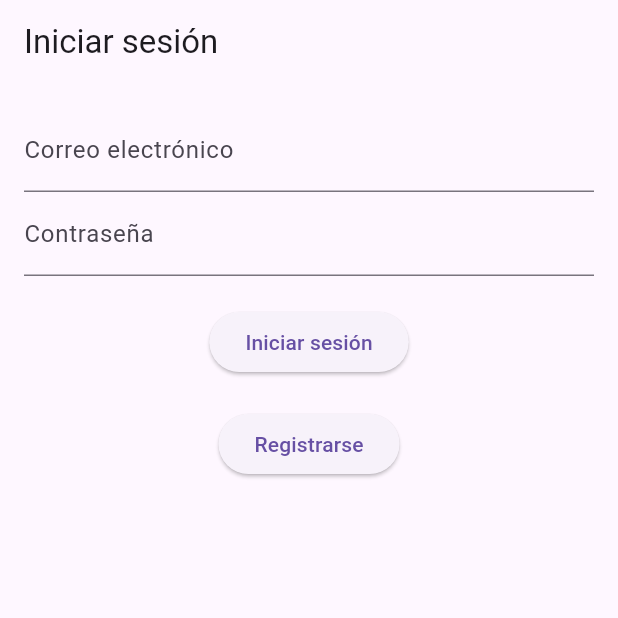
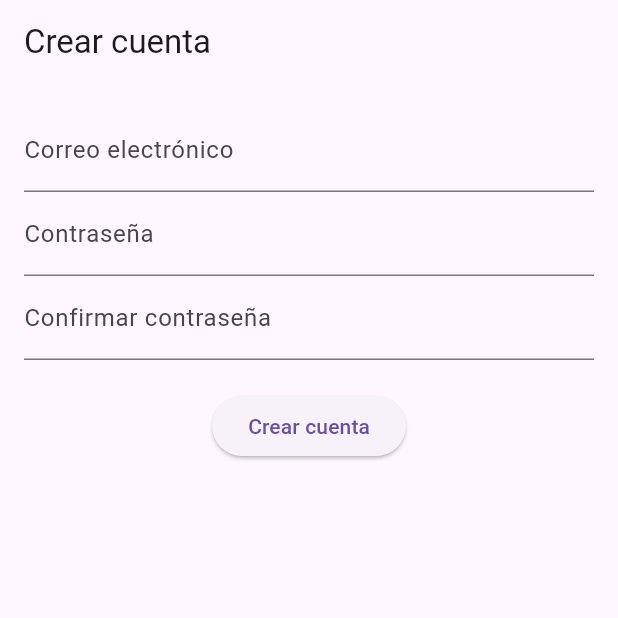
Before and after one commit to Sebastianrtro11/appFlutter, a Flutter app: the screen it shows after launch, after a tap on "Registrarse", on a phone screen of 412 x 824 dp, the top half of it. Run offline on Flutter 3.47's test engine with Material 3 defaults, Android fonts, the phone set to English and light mode, and no system bars; our stand-ins replace firebase_auth, firebase_core; accounts and stored records are empty; network calls fail.

Commit message:
creacion de correo auth primera parte

```diff
--- /dev/null
+++ b/lib/screens/create_acount.dart
@@ -0,0 +1,95 @@
+import 'package:flutter/material.dart';
+import 'package:firebase_auth/firebase_auth.dart';
+import '../services/auth_service.dart';
+import 'verify_email_screen.dart';
+
+class CreateAccountScreen extends StatefulWidget {
+  const CreateAccountScreen({super.key});
+
+  @override
+  _CreateAccountScreenState createState() => _CreateAccountScreenState();
+}
+
+class _CreateAccountScreenState extends State<CreateAccountScreen> {
+  final AuthService _authService = AuthService();
+  final TextEditingController _emailController = TextEditingController();
+  final TextEditingController _passwordController = TextEditingController();
+  final TextEditingController _confirmPasswordController =
+      TextEditingController();
+
+  Future<void> _createAccount() async {
+    if (_passwordController.text == _confirmPasswordController.text) {
+      try {
+        User? user = await _authService.createUserWithEmailAndPassword(
+          _emailController.text,
+          _passwordController.text,
+        );
+        if (user != null) {
+          Navigator.pushReplacement(
+            context,
+            MaterialPageRoute(builder: (context) => VerifyEmailScreen(user: user)),
+          );
+        } else {
+          _showErrorDialog("Error al crear la cuenta. Inténtalo de nuevo.");
+        }
+      } catch (e) {
+        _showErrorDialog("Error al crear la cuenta: ${e.toString()}");
+      }
+    } else {
+      _showErrorDialog("Las contraseñas no coinciden. Inténtalo de nuevo.");
+    }
+  }
+
+  void _showErrorDialog(String message) {
+    showDialog(
+      context: context,
+      builder: (BuildContext context) {
+        return AlertDialog(
+          title: const Text("Error"),
+          content: Text(message),
+          actions: [
+            TextButton(
+              onPressed: () {
+                Navigator.of(context).pop();
+              },
+              child: const Text("Cerrar"),
+            ),
+          ],
+        );
+      },
+    );
+  }
+
+  @override
+  Widget build(BuildContext context) {
+    return Scaffold(
+      appBar: AppBar(title: const Text('Crear cuenta')),
+      body: Padding(
+        padding: const EdgeInsets.all(16.0),
+        child: Column(
+          children: [
+            TextField(
+              controller: _emailController,
+              decoration: const InputDecoration(labelText: 'Correo electrónico'),
+            ),
+            TextField(
+              controller: _passwordController,
+              decoration: const InputDecoration(labelText: 'Contraseña'),
+              obscureText: true,
+            ),
+            TextField(
+              controller: _confirmPasswordController,
+              decoration: const InputDecoration(labelText: 'Confirmar contraseña'),
+              obscureText: true,
+            ),
+            const SizedBox(height: 20),
+            ElevatedButton(
+              onPressed: _createAccount,
+              child: const Text('Crear cuenta'),
+            ),
+          ],
+        ),
+      ),
+    );
+  }
+}
```
Also changed, not shown: lib/screens/login_screen.dart (+29 -12 lines), lib/screens/verify_email_screen.dart (added, +74 -0 lines).
